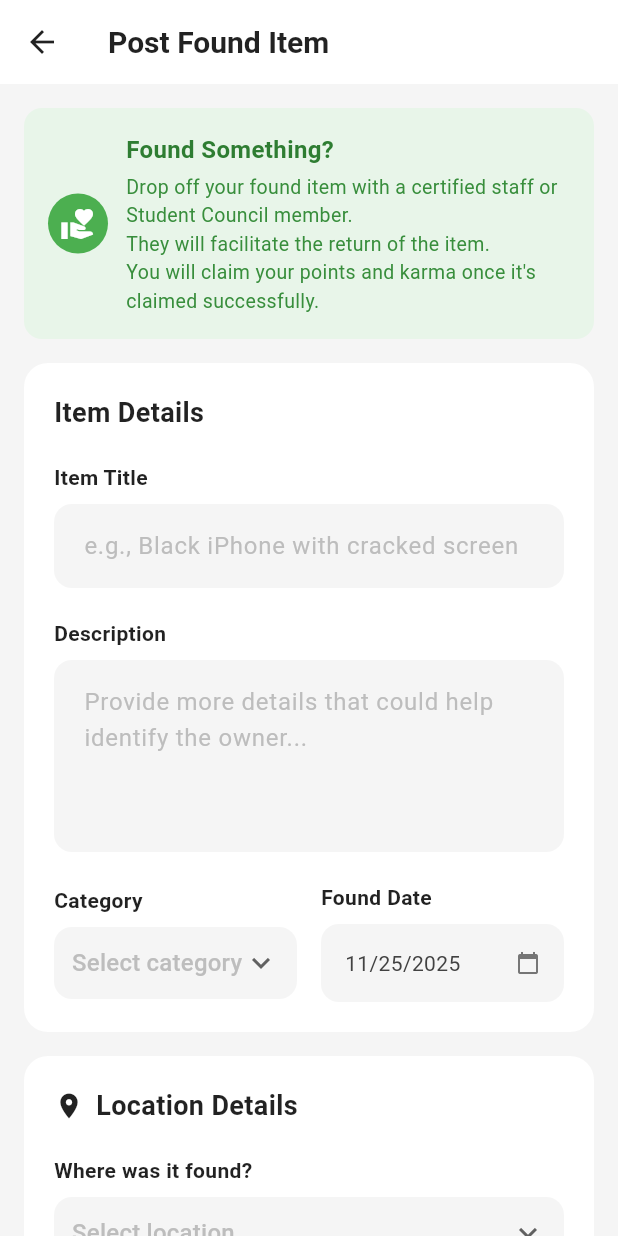
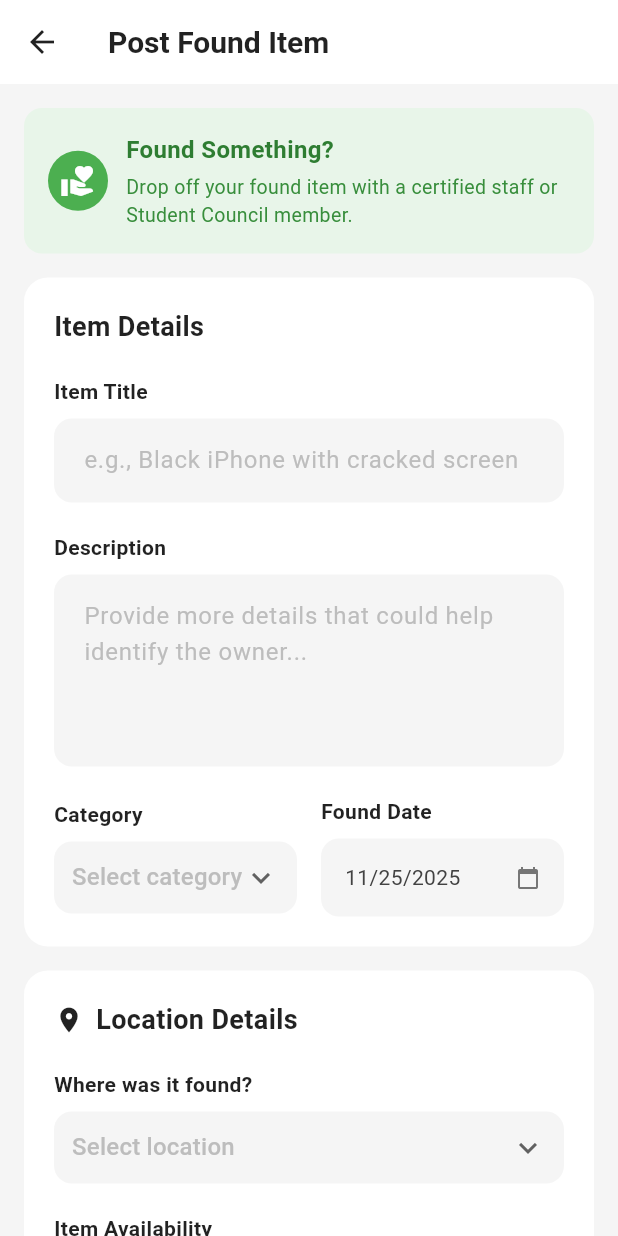
Before and after one commit to meagenotmage/iBalik, a Flutter app: the PostFoundItemPage screen opened directly, on a phone screen of 412 x 824 dp. Run offline on Flutter 3.47's test engine with Material 3 defaults, Android fonts, the phone set to English and light mode, and no system bars; our stand-ins replace cloud_firestore, firebase_auth, firebase_core, image_picker, permission_handler, shared_preferences; missing offline and left inert: cloudinary_public; accounts and stored records are empty; Roboto replaces fonts that are missing (SF Pro Display).

```diff
--- a/lib/screens/posts/post_found_item_page.dart
+++ b/lib/screens/posts/post_found_item_page.dart
@@ -155,7 +155,7 @@ class _PostFoundItemPageState extends State<PostFoundItemPage> {
                         ),
                         SizedBox(height: 4),
                         Text(
-                          'Drop off your found item with a certified staff or Student Council member.\nThey will facilitate the return of the item.\nYou will claim your points and karma once it\'s claimed successfully.',
+                          'Drop off your found item with a certified staff or Student Council member.',
                           style: TextStyle(
                             fontSize: 13,
                             color: Color(0xFF388E3C),
```
Also changed, not shown: lib/screens/claims/drop_off_page.dart (+13 -2 lines).
